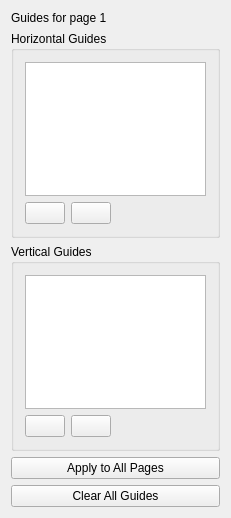
Above: src/ui/layout/qgslayoutguidewidgetbase.ui from qgis/QGIS before the change. Below: the same form after it.
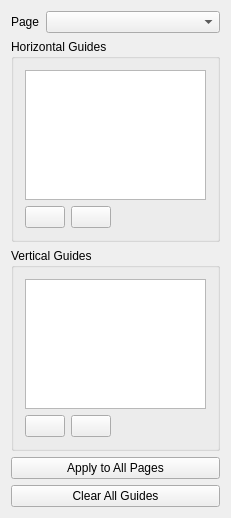
That is the form after the change. Icons and pictures are not drawn. Custom widgets are drawn as their Qt base class.

Commit message:
[layouts][needs-docs] Add a page number selection combo box at the top of the guide manager dock
This allows users to easily select the page they want to manage guides
for

Fixes #25700

Diff of the .ui file:
```diff
--- a/src/ui/layout/qgslayoutguidewidgetbase.ui
+++ b/src/ui/layout/qgslayoutguidewidgetbase.ui
@@ -55,18 +55,34 @@
         <x>0</x>
         <y>0</y>
         <width>217</width>
-        <height>526</height>
+        <height>527</height>
        </rect>
       </property>
-      <layout class="QVBoxLayout" name="verticalLayout_2">
-       <item>
+      <layout class="QGridLayout" name="gridLayout" columnstretch="0,1">
+       <item row="0" column="0">
         <widget class="QLabel" name="mPageLabel">
          <property name="text">
-          <string>Guides for page 1</string>
+          <string>Page</string>
          </property>
         </widget>
        </item>
-       <item>
+       <item row="5" column="0">
+        <spacer name="verticalSpacer">
+         <property name="orientation">
+          <enum>Qt::Vertical</enum>
+         </property>
+         <property name="sizeHint" stdset="0">
+          <size>
+           <width>20</width>
+           <height>40</height>
+          </size>
+         </property>
+        </spacer>
+       </item>
+       <item row="0" column="1">
+        <widget class="QComboBox" name="mPageNumberComboBox"/>
+       </item>
+       <item row="1" column="0" colspan="2">
         <widget class="QgsCollapsibleGroupBoxBasic" name="mSnapToGridGroupCheckBox">
          <property name="focusPolicy">
           <enum>Qt::StrongFocus</enum>
@@ -158,7 +174,7 @@
          </layout>
         </widget>
        </item>
-       <item>
+       <item row="2" column="0" colspan="2">
         <widget class="QgsCollapsibleGroupBoxBasic" name="mSnapToGridGroupCheckBox_2">
          <property name="focusPolicy">
           <enum>Qt::StrongFocus</enum>
@@ -250,7 +266,7 @@
          </layout>
         </widget>
        </item>
-       <item>
+       <item row="3" column="0" colspan="2">
         <widget class="QPushButton" name="mApplyToAllButton">
          <property name="toolTip">
           <string>Resets all other pages' guides to match this page</string>
@@ -260,7 +276,7 @@
          </property>
         </widget>
        </item>
-       <item>
+       <item row="4" column="0" colspan="2">
         <widget class="QPushButton" name="mClearAllButton">
          <property name="toolTip">
           <string>Removes all guides from the current page</string>
@@ -270,19 +286,6 @@
          </property>
         </widget>
        </item>
-       <item>
-        <spacer name="verticalSpacer">
-         <property name="orientation">
-          <enum>Qt::Vertical</enum>
-         </property>
-         <property name="sizeHint" stdset="0">
-          <size>
-           <width>20</width>
-           <height>40</height>
-          </size>
-         </property>
-        </spacer>
-       </item>
       </layout>
      </widget>
     </widget>
```
Left out of the diff: 10 changed lines with no effect on the pictures. The commit also changes 2 other files.
